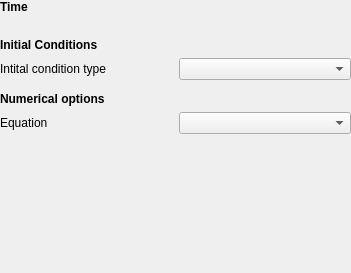
Above: src/ui/simulationEngine/reostelemacsimulationeditwidget.ui from vcloarec/ReosProject before the change. Below: the same form after it.
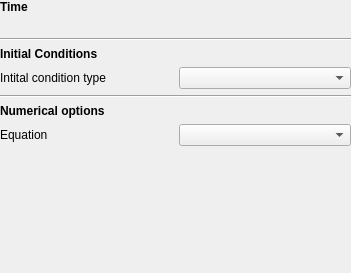
That is the form after the change. Custom widgets are drawn as their Qt base class.

The edit to the form file:
```diff
--- a/src/ui/simulationEngine/reostelemacsimulationeditwidget.ui
+++ b/src/ui/simulationEngine/reostelemacsimulationeditwidget.ui
@@ -81,6 +81,13 @@
        <item>
         <widget class="ReosParameterIntegerWidget" name="mOutputPeriodHydWidget" native="true"/>
        </item>
+       <item>
+        <widget class="Line" name="line">
+         <property name="orientation">
+          <enum>Qt::Horizontal</enum>
+         </property>
+        </widget>
+       </item>
        <item>
         <widget class="QLabel" name="label_4">
          <property name="font">
@@ -109,11 +116,18 @@
          <item row="0" column="1">
           <widget class="QComboBox" name="mInitialConditionTypeOption"/>
          </item>
-         <item row="1" column="0" colspan="2">
-          <widget class="ReosParameterDoubleWidget" name="mInitialWaterLevelWidget" native="true"/>
-         </item>
         </layout>
        </item>
+       <item>
+        <layout class="QVBoxLayout" name="mInitialConditionWidget"/>
+       </item>
+       <item>
+        <widget class="Line" name="line_2">
+         <property name="orientation">
+          <enum>Qt::Horizontal</enum>
+         </property>
+        </widget>
+       </item>
        <item>
         <widget class="QLabel" name="label_5">
          <property name="font">
@@ -170,12 +184,6 @@
    <header>reosparameterwidget.h</header>
    <container>1</container>
   </customwidget>
-  <customwidget>
-   <class>ReosParameterDoubleWidget</class>
-   <extends>QWidget</extends>
-   <header>reosparameterwidget.h</header>
-   <container>1</container>
-  </customwidget>
   <customwidget>
    <class>ReosParameterIntegerWidget</class>
    <extends>QWidget</extends>
```
